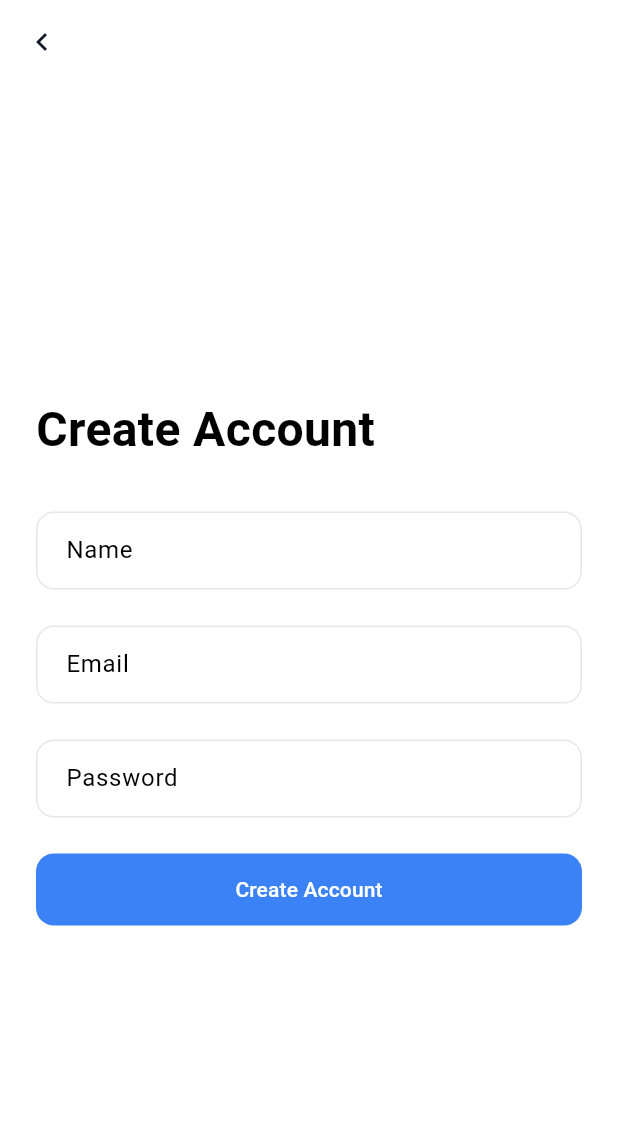
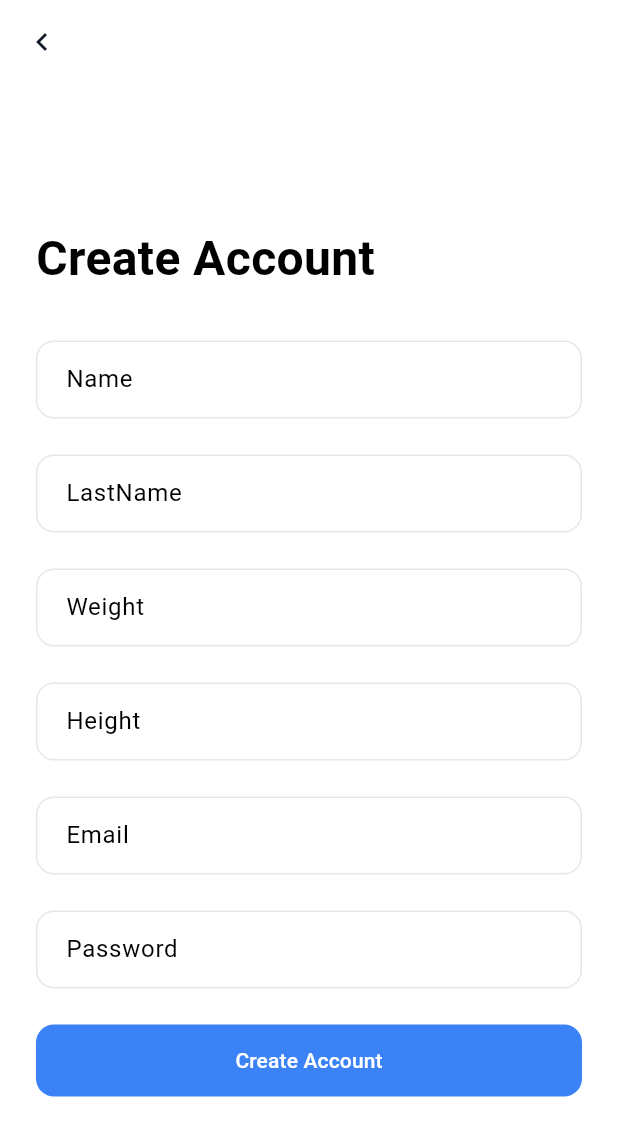
Before and after one commit to ArturZalilov/FitTrackerPull-Push, a Flutter app: the RegisterScreen screen opened by its route, on a phone screen of 412 x 824 dp. Shown: the top 1136 px of the screen. Run offline on Flutter 3.47's test engine with Material 3 defaults, Android fonts, the phone set to English and light mode, and no system bars; our stand-ins replace cloud_firestore, firebase_auth, firebase_core, flutter_riverpod; accounts and stored records are empty.

```diff
--- a/lib/features/auth/main_layout.dart
+++ b/lib/features/auth/screens/main_layout.dart
@@ -1,7 +1,7 @@
 import 'package:flutter/material.dart';
-import '../workouts/screens/workouts_screen.dart';
-import '../exercises/screens/exercises_screen.dart';
-import '../users/screens/profile_screen.dart';
+import '../../workouts/screens/workouts_screen.dart';
+import '../../exercises/screens/exercises_screen.dart';
+import '../../users/screens/profile_screen.dart';
 
 class MainLayout extends StatefulWidget {
   const MainLayout({super.key});
--- a/lib/features/auth/screens/register_screen.dart
+++ b/lib/features/auth/screens/register_screen.dart
@@ -10,6 +10,9 @@ class RegisterScreen extends StatefulWidget {
 
 class _RegisterScreenState extends State<RegisterScreen> {
   final _nameController = TextEditingController();
+  final _lastNameController = TextEditingController();
+  final _weightController = TextEditingController();
+  final _heightController = TextEditingController();
   final _emailController = TextEditingController();
   final _passwordController = TextEditingController();
   final _authNotifier = AuthNotifier();
@@ -17,6 +20,9 @@ class _RegisterScreenState extends State<RegisterScreen> {
   @override
   void dispose() {
     _nameController.dispose();
+    _lastNameController.dispose();
+    _weightController.dispose();
+    _heightController.dispose();
     _emailController.dispose();
     _passwordController.dispose();
     super.dispose();
@@ -60,6 +66,30 @@ class _RegisterScreenState extends State<RegisterScreen> {
               ),
               const SizedBox(height: 24),
               TextField(
+                controller: _lastNameController,
+                decoration: const InputDecoration(
+                  labelText: 'LastName',
+                  hintText: 'Your last name',
+                ),
+              ),
+              const SizedBox(height: 24),
+              TextField(
+                controller: _weightController,
+                decoration: const InputDecoration(
+                  labelText: 'Weight',
+                  hintText: 'Your weight in kg',
+                ),
+              ),
+              const SizedBox(height: 24),
+              TextField(
+                controller: _heightController,
+                decoration: const InputDecoration(
+                  labelText: 'Height',
+                  hintText: 'Your height in cm',
+                ),
+              ),
+              const SizedBox(height: 24),
+              TextField(
                 controller: _emailController,
                 decoration: const InputDecoration(
                   labelText: 'Email',
--- a/lib/main.dart
+++ b/lib/main.dart
@@ -5,7 +5,7 @@ import 'package:flutter/services.dart';
 import 'features/auth/screens/splash_screen.dart';
 import 'features/auth/screens/login_screen.dart';
 import 'features/auth/screens/register_screen.dart';
-import 'features/auth/main_layout.dart';
+import 'features/auth/screens/main_layout.dart';
 import 'features/workouts/screens/create_workout_screen.dart';
 import 'features/workouts/screens/workout_detail_screen.dart';
 import 'features/exercises/screens/create_exercise_screen.dart';
```
Also changed, not shown: lib/features/auth/auth_notifier.dart (+9 -7 lines).
